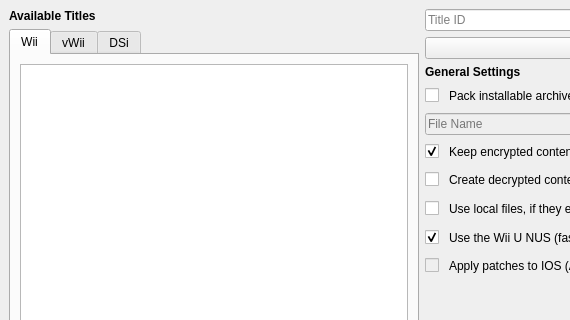
The window that qt/ui/MainMenu.ui (NinjaCheetah/NUSGet) describes before a commit, drawn with Qt 5; both pictures show x 0 to 570 and y 0 to 320 of the 1010 by 625 pixel window.
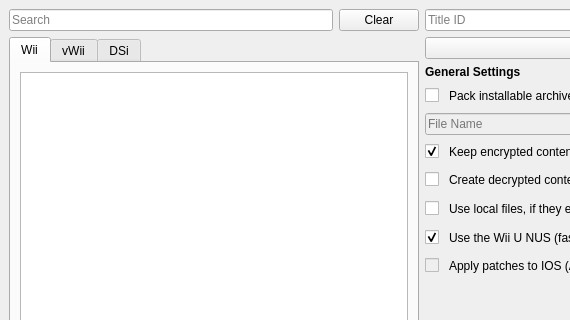
The same window after the commit.

Commit message: Added ability to filter title trees with search box Also fixed tree widths not expanding for titles with long names

```diff
--- a/qt/ui/MainMenu.ui
+++ b/qt/ui/MainMenu.ui
@@ -33,16 +33,34 @@
     <item>
      <layout class="QVBoxLayout" name="vertical_layout_trees">
       <item>
-       <widget class="QLabel" name="label_2">
-        <property name="font">
-         <font>
-          <bold>true</bold>
-         </font>
+       <layout class="QHBoxLayout" name="tree_filter_layout">
+        <item>
+         <widget class="QLineEdit" name="tree_filter_input">
+          <property name="sizePolicy">
+           <sizepolicy hsizetype="Preferred" vsizetype="Fixed">
+            <horstretch>0</horstretch>
+            <verstretch>0</verstretch>
+           </sizepolicy>
+          </property>
+          <property name="placeholderText">
+           <string>Search</string>
+          </property>
+         </widget>
+        </item>
+        <item>
+         <widget class="QPushButton" name="tree_filter_reset_btn">
+          <property name="sizePolicy">
+           <sizepolicy hsizetype="Maximum" vsizetype="Fixed">
+            <horstretch>0</horstretch>
+            <verstretch>0</verstretch>
+           </sizepolicy>
         </property>
         <property name="text">
-         <string>Available Titles</string>
-        </property>
-       </widget>
+           <string>Clear</string>
+          </property>
+         </widget>
+        </item>
+       </layout>
       </item>
       <item>
        <widget class="QTabWidget" name="platform_tabs">
```
Lines whose indentation alone changed are shown as unchanged. The commit also changes 11 other files.
